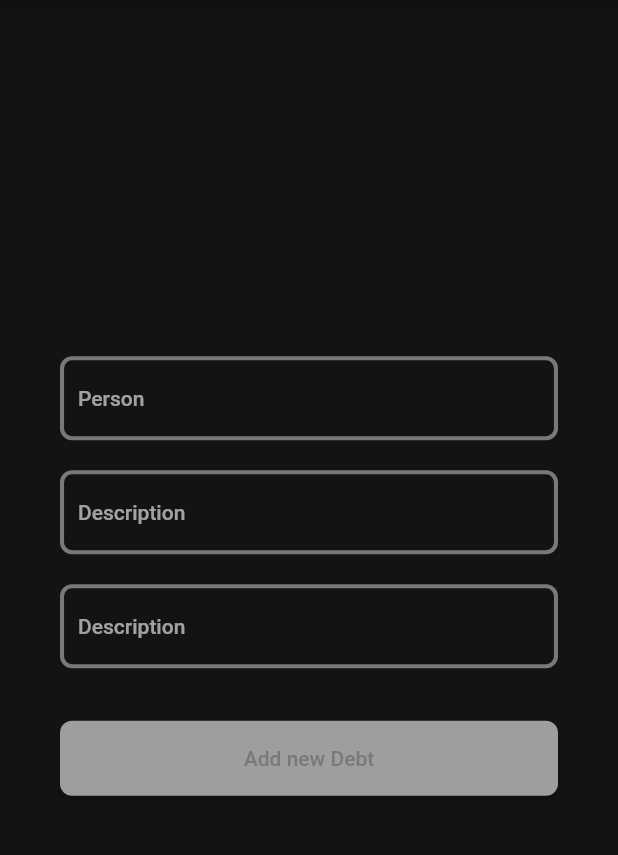
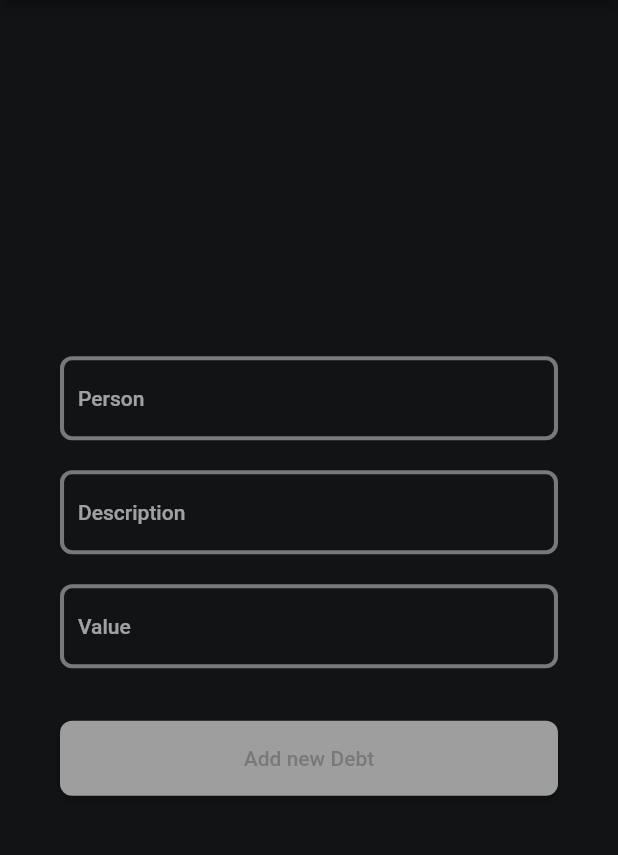
Before and after one commit to Hiebeler/Debt-Manager, a Flutter app: the AddDebt screen opened directly with empty values, after a tap on "Add new Debt", on a phone screen of 412 x 824 dp, the part 84-939 px from its top. Run offline on Flutter 3.47's test engine with Material 2 defaults, Android fonts, the phone set to English and light mode, and no system bars; our stand-ins replace cloud_firestore, firebase_auth, firebase_core, hive, hive_flutter, shared_preferences; accounts and stored records are empty.

Commit message:
Add Debt to DB

```diff
--- a/lib/home/add_debt.dart
+++ b/lib/home/add_debt.dart
@@ -1,25 +1,49 @@
+import 'package:cloud_firestore/cloud_firestore.dart';
 import 'package:debtmanager/home/debt_card.dart';
+import 'package:firebase_auth/firebase_auth.dart';
 import 'package:flutter/material.dart';
 
 import 'SideBar.dart';
 
 class AddDebt extends StatelessWidget {
   final Color color;
+
   AddDebt({required this.color});
 
   var person = "";
   var description = "";
   var value = 0;
 
+  void addDebttoDB() {
+    var firebaseUser = FirebaseAuth.instance.currentUser;
+    FirebaseFirestore.instance.collection("users")
+        .doc(firebaseUser!.uid)
+        .update({
+      "debts": FieldValue.arrayUnion([{
+        "person": person,
+        "description": description,
+        "value" : value
+      }
+      ])
+    })
+        .then((value) => print("success"));
+  }
+
   @override
   Widget build(BuildContext context) {
     return Scaffold(
       appBar: AppBar(
-        backgroundColor: Theme.of(context).colorScheme.onBackground,
+        backgroundColor: Theme
+            .of(context)
+            .colorScheme
+            .onBackground,
         title: const Center(child: Text("Debt Manager")),
       ),
       body: Container(
-        color: Theme.of(context).colorScheme.background,
+        color: Theme
+            .of(context)
+            .colorScheme
+            .background,
         child: Padding(
           padding: const EdgeInsets.only(left: 40, right: 40),
           child: Center(
@@ -28,50 +52,84 @@ class AddDebt extends StatelessWidget {
               mainAxisSize: MainAxisSize.max,
               children: [
                 TextField(
-                  onChanged: (input) {
-                    person = input;
+                  onChanged: (input) =>
+                  {
+                    person = input
                   },
                   decoration: InputDecoration(
                     hintText: 'Person',
                     enabledBorder:
-                        Theme.of(context).inputDecorationTheme.enabledBorder,
+                    Theme
+                        .of(context)
+                        .inputDecorationTheme
+                        .enabledBorder,
                     focusedBorder:
-                        Theme.of(context).inputDecorationTheme.focusedBorder,
+                    Theme
+                        .of(context)
+                        .inputDecorationTheme
+                        .focusedBorder,
                   ),
-                  style: Theme.of(context).textTheme.bodyText1,
+                  style: Theme
+                      .of(context)
+                      .textTheme
+                      .bodyText1,
                 ),
                 const SizedBox(height: 20),
                 TextField(
                   keyboardType: TextInputType.multiline,
                   maxLines: null,
-                  onChanged: (input) {
-                    description = input;
+                  onChanged: (input) =>
+                  {
+                    description = input
                   },
                   decoration: InputDecoration(
                     hintText: 'Description',
                     enabledBorder:
-                        Theme.of(context).inputDecorationTheme.enabledBorder,
+                    Theme
+                        .of(context)
+                        .inputDecorationTheme
+                        .enabledBorder,
                     focusedBorder:
-                        Theme.of(context).inputDecorationTheme.focusedBorder,
+                    Theme
+                        .of(context)
+                        .inputDecorationTheme
+                        .focusedBorder,
                   ),
-                  style: Theme.of(context).textTheme.bodyText1,
+                  style: Theme
+                      .of(context)
+                      .textTheme
+                      .bodyText1,
                 ),
                 const SizedBox(height: 20),
                 TextFormField(
+                  keyboardType: TextInputType.number,
+                  onChanged: (input) => {value = int.parse(input)},
                   decoration: InputDecoration(
-                    hintText: 'Description',
+                    hintText: 'Value',
                     enabledBorder:
-                        Theme.of(context).inputDecorationTheme.enabledBorder,
+                    Theme
+                        .of(context)
+                        .inputDecorationTheme
+                        .enabledBorder,
                     focusedBorder:
-                        Theme.of(context).inputDecorationTheme.focusedBorder,
+                    Theme
+                        .of(context)
+                        .inputDecorationTheme
+                        .focusedBorder,
                   ),
-                  style: Theme.of(context).textTheme.bodyText1,
+                  style: Theme
+                      .of(context)
+                      .textTheme
+                      .bodyText1,
                 ),
                 const SizedBox(height: 35),
                 ElevatedButton(
-                  onPressed: () => {},
+                  onPressed: () => {addDebttoDB()},
                   child: Text("Add new Debt",
-                      style: Theme.of(context).textTheme.bodyText1),
+                      style: Theme
+                          .of(context)
+                          .textTheme
+                          .bodyText1),
                   style: ElevatedButton.styleFrom(
                     minimumSize: const Size(340, 50),
                     maximumSize: const Size(340, 50),
--- a/lib/sign-up/sign_up.dart
+++ b/lib/sign-up/sign_up.dart
@@ -17,7 +17,6 @@ class SignUp extends StatelessWidget {
   final FirebaseAuth _auth = FirebaseAuth.instance;
 
   get user => _auth.currentUser;
-  CollectionReference users = FirebaseFirestore.instance.collection('users');
 
   errorDialog(BuildContext context, explanation) {
     ErrorDialog alert = ErrorDialog("Error", explanation);
```
Also changed, not shown: pubspec.lock.
